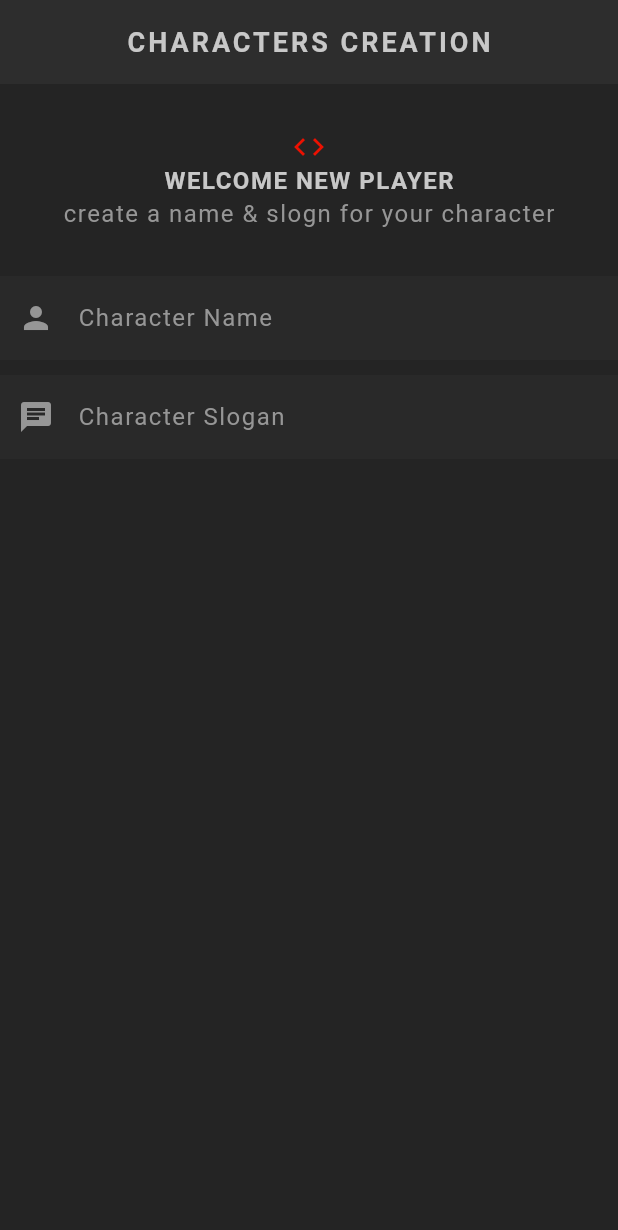
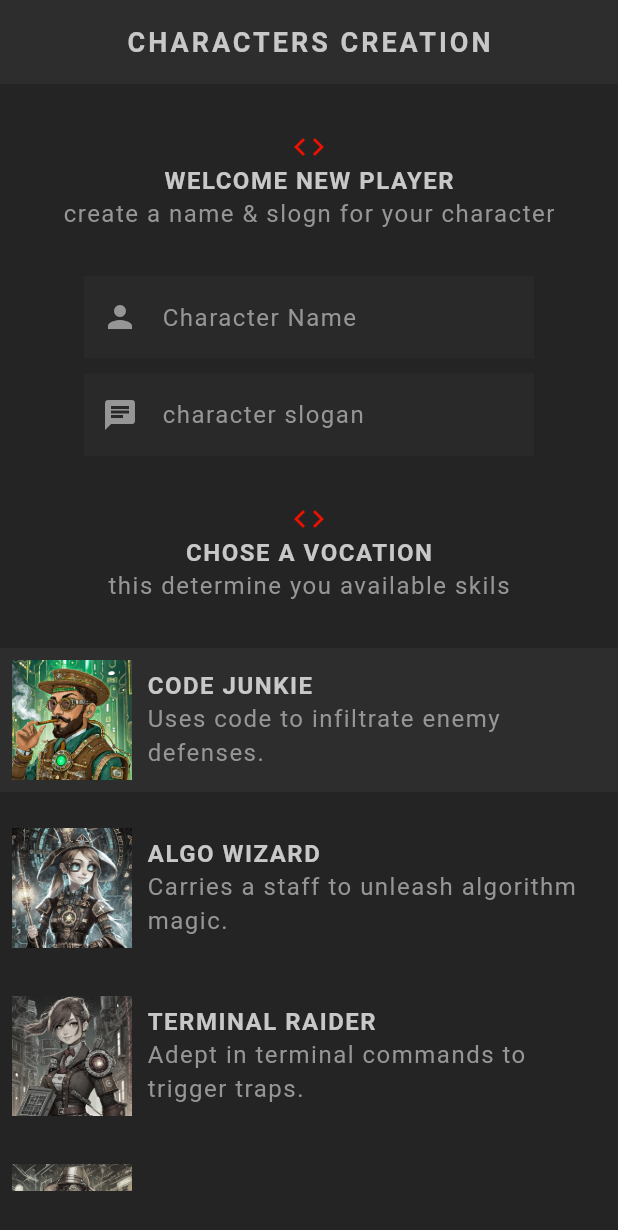
Before and after one commit to belkezaimw/character-select-app, a Flutter app: the screen it shows after launch, on a phone screen of 412 x 824 dp. Shown: the top 1230 px of the screen. Run offline on Flutter 3.47's test engine with Material 3 defaults, Android fonts, the phone set to English and light mode, and no system bars; our stand-ins replace google_fonts; Roboto replaces fonts that are missing (Kanit).

Commit message:
creat a character

```diff
--- a/lib/main.dart
+++ b/lib/main.dart
@@ -1,6 +1,5 @@
 import 'package:flutter/material.dart';
 import 'package:flutter_rpg/screens/create/create.dart';
-import 'package:flutter_rpg/screens/home/home.dart';
 import 'package:flutter_rpg/theme.dart';
 
 void main() {
--- a/lib/models/character.dart
+++ b/lib/models/character.dart
@@ -40,7 +40,7 @@ skills.add(skill);
 }
 
 
-List <Character> character = [
+List <Character> characters = [
   Character(id: "1",name: "klara",vocation: Vocation.wizard,slogon: "kaboooom"),
   Character(id: '2', name: 'Jonny', vocation: Vocation.junkie, slogon: 'Light me up...'),
   Character(id: '3', name: 'Crimson', vocation: Vocation.raider, slogon: 'Fire in the hole!'),
--- a/lib/models/stats.dart
+++ b/lib/models/stats.dart
@@ -1,4 +1,3 @@
-import 'package:flutter_rpg/models/character.dart';
 
 
 
--- a/lib/screens/create/create.dart
+++ b/lib/screens/create/create.dart
@@ -1,7 +1,13 @@
 import 'package:flutter/material.dart';
+import 'package:flutter_rpg/models/character.dart';
+import 'package:flutter_rpg/models/vocation.dart';
+import 'package:flutter_rpg/screens/create/vocation_card.dart';
+import 'package:flutter_rpg/shared/styled_button.dart';
 import 'package:flutter_rpg/shared/styled_text.dart';
 import 'package:flutter_rpg/theme.dart';
-
+import 'package:google_fonts/google_fonts.dart';
+import 'package:uuid/uuid.dart';
+var uuid =const Uuid();
 class Create extends StatefulWidget {
   const Create({super.key});
 
@@ -10,52 +16,124 @@ class Create extends StatefulWidget {
 }
 
 class _CreateState extends State<Create> {
+  final _namecontroller = TextEditingController();
+  final _slogoncontroller = TextEditingController();
+  @override
+  void dispose() {
+    _namecontroller.dispose();
+    _slogoncontroller.dispose();
+    super.dispose();
+  }
+
+  //submit function
+  void handlesubmit() {
+    if (_namecontroller.text.trim().isEmpty) {
+
+      return;
+    }
+    if (_slogoncontroller.text.trim().isEmpty) {
+
+      return;
+    }
+      characters.add(Character(
+        name: _namecontroller.text.trim(),
+        slogon: _slogoncontroller.text.trim(),
+        vocation: selectvocation,
+        id: uuid.v4()
+        ));
+  }
+
+  Vocation selectvocation = Vocation.junkie;
+  void updatevocation(Vocation vocation) {
+    setState(() {
+      selectvocation = vocation;
+    });
+  }
+
   @override
   Widget build(BuildContext context) {
     return Scaffold(
-      appBar :
-      AppBar(
+      appBar: AppBar(
         title: StyledTitle("Characters creation"),
 
         centerTitle: true,
       ),
       body: Container(
         padding: const EdgeInsets.symmetric(vertical: 30),
+        child: SingleChildScrollView(
           child: Column(
-
-          children: [
-
-            Center(child: Icon(Icons.code,color:AppColors.primaryColor,),),
-            Center(child: StyledHeading("Welcome New Player"),),
-            Center(child: StyledText("create a name & slogn for your character"),),
-            SizedBox(height: 30,),
-            TextField(
-
+            children: <Widget>[
+              Center(child: Icon(Icons.code, color: AppColors.primaryColor)),
+              Center(child: StyledHeading("Welcome New Player")),
+              Center(
+                child: StyledText("create a name & slogn for your character"),
+              ),
+              SizedBox(height: 30),
+              SizedBox(
+                width: 300,
+                child: TextField(
+                  controller: _namecontroller,
+                  cursorColor: AppColors.textColor,
+                  style: GoogleFonts.kanit(
+                    textStyle: Theme.of(context).textTheme.bodyMedium,
+                  ),
                   decoration: InputDecoration(
                     prefixIcon: Icon(Icons.person),
                     label: StyledText("Character Name"),
-
-            ),),
-            SizedBox(height: 10,),
-            TextField(
+                  ),
+                ),
+              ),
+              SizedBox(height: 10),
+              SizedBox(
+                width: 300,
+                child: TextField(
+                  controller: _slogoncontroller,
+                  cursorColor: AppColors.textColor,
+                  style: GoogleFonts.kanit(
+                    textStyle: Theme.of(context).textTheme.bodyMedium,
+                  ),
                   decoration: InputDecoration(
                     prefixIcon: Icon(Icons.chat),
-              label: StyledText("Character Slogan"),
-
+                    label: StyledText("character slogan"),
+                  ),
+                ),
+              ),
+              SizedBox(height: 30),
+              Center(child: Icon(Icons.code, color: AppColors.primaryColor)),
+              Center(child: StyledHeading("Chose a vocation")),
+              Center(child: StyledText("this determine you available skils")),
+              SizedBox(height: 30),
+              VocationCard(
+                selected: selectvocation == Vocation.junkie,
+                onTap: updatevocation,
+                vocation: Vocation.junkie,
+              ),
+              VocationCard(
+                selected: selectvocation == Vocation.wizard,
+                onTap: updatevocation,
+                vocation: Vocation.wizard,
+              ),
+              VocationCard(
+                selected: selectvocation == Vocation.raider,
+                onTap: updatevocation,
+                vocation: Vocation.raider,
+              ),
+              VocationCard(
+                selected: selectvocation == Vocation.ninja,
+                onTap: updatevocation,
+                vocation: Vocation.ninja,
               ),
 
+              Center(
+                child: StyledButton(
+                  onPressed: handlesubmit,
+                  child: StyledHeading("Create character"),
                 ),
-            SizedBox(height: 0,),
-
-
+              ),
             ],
           ),
-
-
         ),
-
-
-
+      ),
     );
   }
 }
--- /dev/null
+++ b/lib/screens/create/vocation_card.dart
@@ -0,0 +1,56 @@
+import 'package:flutter/material.dart';
+import 'package:flutter_rpg/models/vocation.dart';
+import 'package:flutter_rpg/shared/styled_text.dart';
+import 'package:flutter_rpg/theme.dart';
+
+class VocationCard extends StatelessWidget {
+  // CORRECTED: Removed the 'junkie' positional argument.
+  const VocationCard({
+    super.key,
+    required this.vocation,
+    required this.onTap,
+    required this.selected,
+  });
+
+  final Vocation vocation;
+  // CORRECTED: Changed 'onTa' to 'onTap' to match the constructor and usage.
+  final void Function(Vocation) onTap;
+  final bool selected;
+  @override
+  Widget build(BuildContext context) {
+    return GestureDetector(
+      onTap: () {
+        // This now works because the field is correctly named 'onTap'.
+        onTap(vocation);
+        print(vocation.title);
+      },
+      child: Card(
+        color: selected ?AppColors.secondaryColor:Colors.transparent,
+        child: Padding(
+          padding: const EdgeInsets.all(8),
+          child: Row(
+            children: [
+              Image.asset(
+                "assets/img/vocations/${vocation.image}",
+
+                width: 80,
+                colorBlendMode: BlendMode.color,
+                color: !selected ?Colors.black.withOpacity(0.8) : Colors.transparent,
+              ),
+              const SizedBox(width: 10),
+              Expanded(
+                child: Column(
+                  crossAxisAlignment: CrossAxisAlignment.start,
+                  children: [
+                    StyledHeading(vocation.title),
+                    StyledText(vocation.description),
+                  ],
+                ),
+              ),
+            ],
+          ),
+        ),
+      ),
+    );
+  }
+}
--- a/lib/screens/home/charachter_card.dart
+++ b/lib/screens/home/charachter_card.dart
@@ -1,6 +1,5 @@
 import 'package:flutter/material.dart';
 import 'package:flutter_rpg/models/character.dart';
-import 'package:flutter_rpg/models/vocation.dart';
 import 'package:flutter_rpg/shared/styled_text.dart';
 import 'package:flutter_rpg/theme.dart';
 
--- a/lib/screens/home/home.dart
+++ b/lib/screens/home/home.dart
@@ -1,9 +1,7 @@
-import 'dart:ffi';
 import 'package:flutter/material.dart';
 import 'package:flutter_rpg/screens/home/charachter_card.dart';
 import 'package:flutter_rpg/shared/styled_button.dart';
 import 'package:flutter_rpg/shared/styled_text.dart';
-import 'package:flutter_rpg/theme.dart';
 import 'package:flutter_rpg/models/character.dart';
 
 class Home extends StatefulWidget {
@@ -31,9 +29,9 @@ class _HomeState extends State<Home> {
           children: [
             Expanded(
               child: ListView.builder(
-                itemCount: character.length,
+                itemCount: characters.length,
                 itemBuilder: (_,index){
-                  return CharacterCard(character[index]);
+                  return CharacterCard(characters[index]);
                 },
 
               ),
--- a/lib/shared/styled_button.dart
+++ b/lib/shared/styled_button.dart
@@ -1,5 +1,4 @@
 import 'package:flutter/material.dart';
-import 'package:flutter_rpg/shared/styled_text.dart';
 import 'package:flutter_rpg/theme.dart';
 
 class StyledButton extends StatelessWidget {
--- a/lib/theme.dart
+++ b/lib/theme.dart
@@ -54,5 +54,6 @@ ThemeData primaryTheme = ThemeData(
     border: InputBorder.none,
     labelStyle: TextStyle(color: AppColors.textColor),
     prefixIconColor: AppColors.textColor,
+
   )
 );
--- a/pubspec.yaml
+++ b/pubspec.yaml
@@ -35,6 +35,7 @@ dependencies:
   # Use with the CupertinoIcons class for iOS style icons.
   cupertino_icons: ^1.0.8
   google_fonts: ^6.3.2
+  uuid: ^4.5.1
 
 dev_dependencies:
   flutter_test:
```
Also changed, not shown: lib/shared/characters.txt (deleted, +0 -30 lines), pubspec.lock. Lines whose indentation alone changed are shown as unchanged.
